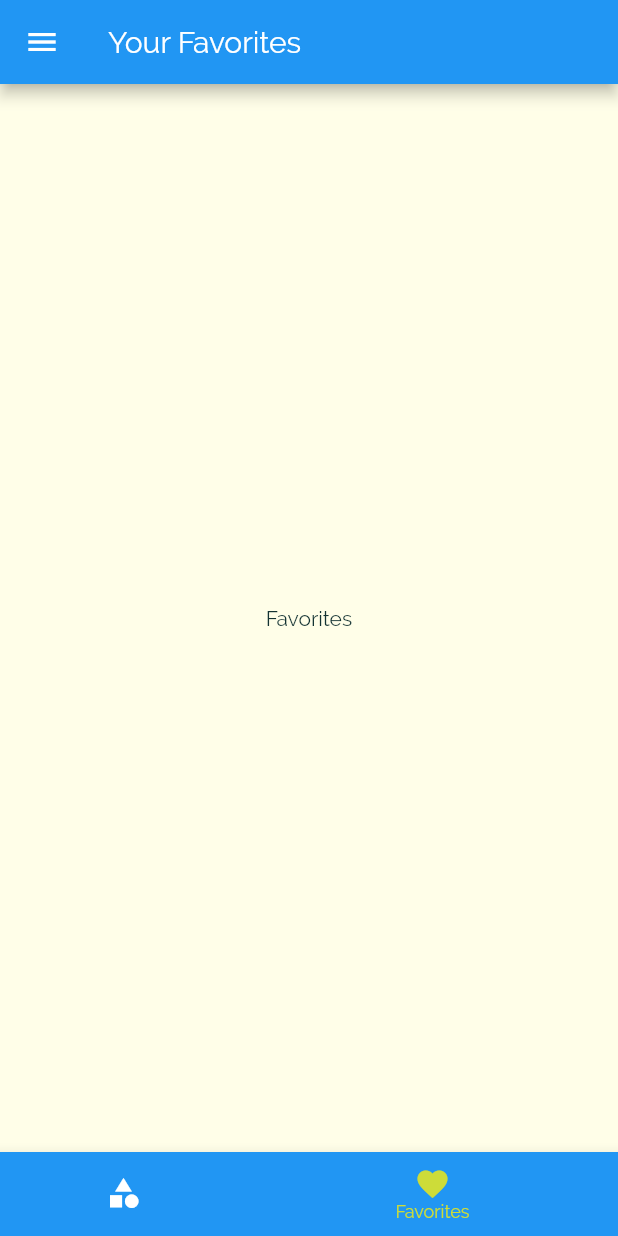
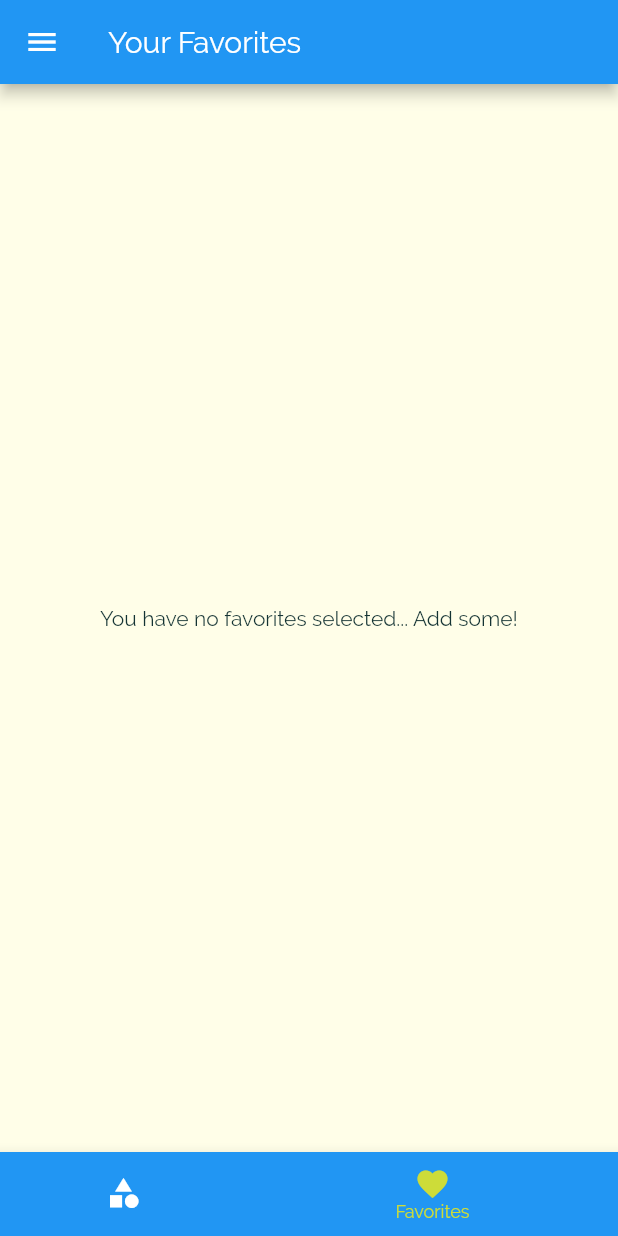
Before and after one commit to CaduceusInc/chownow, a Flutter app: the screen it shows after launch, item 2 of the bottom bar chosen, on a phone screen of 412 x 824 dp. Run offline on Flutter 3.47's test engine with Material 2 defaults, Android fonts, the phone set to English and light mode, and no system bars.

Commit message:
version one of app complete

```diff
--- a/lib/main.dart
+++ b/lib/main.dart
@@ -31,23 +31,44 @@ class _MyAppState extends State<MyApp> {
 
   void _setFilters(Map<String, bool> filterData) {
     setState(() {
-      _filters =  filterData;
+      _filters = filterData;
 
       _availableMeals = DUMMY_MEALS.where((meal) {
-        if (_filters['gluten'] && !meal.isGlutenFree){
+        if (_filters['gluten'] && !meal.isGlutenFree) {
           return false;
         }
-        if (_filters['lactose'] && !meal.isLactoseFree){
+        if (_filters['lactose'] && !meal.isLactoseFree) {
           return false;
         }
-        if (_filters['vegan'] && !meal.isVegan){
+        if (_filters['vegan'] && !meal.isVegan) {
           return false;
         }
-        if (_filters['vegetarian'] && !meal.isVegetarian){
+        if (_filters['vegetarian'] && !meal.isVegetarian) {
           return false;
         }
       }).toList();
     });
+  }
+
+  void _toggleFavorite(String mealId) {
+    final existingIndex =
+        _favoriteMeals.indexWhere((meal) => meal.id == mealId);
+
+    if (existingIndex >= 0) {
+      setState(() {
+        _favoriteMeals.removeAt(existingIndex);
+      });
+    } else {
+      setState(() {
+        _favoriteMeals.add(
+          DUMMY_MEALS.firstWhere((meal) => meal.id == mealId),
+        );
+      });
+    }
+  }
+
+  bool _isMealFavorite(String id) {
+    return _favoriteMeals.any((meal) => meal.id == id);
   }
 
   @override
@@ -78,9 +99,11 @@ class _MyAppState extends State<MyApp> {
       // initialRoute: '/' or wherever
       routes: {
         '/': (ctx) => TabsScreen(_favoriteMeals),
-        CategoryMealScreen.routeName: (ctx) => CategoryMealScreen(_availableMeals),
-        MealDetailScreen.routName: (ctx) => MealDetailScreen(),
-        SettingsScreen.routeName: (ctx) => SettingsScreen(_filters, _setFilters),
+        CategoryMealScreen.routeName: (ctx) =>
+            CategoryMealScreen(_availableMeals),
+        MealDetailScreen.routName: (ctx) => MealDetailScreen(_toggleFavorite, _isMealFavorite),
+        SettingsScreen.routeName: (ctx) =>
+            SettingsScreen(_filters, _setFilters),
       },
       // onGenerateRoute: (settings) {
       // print(settings.arguments);
--- a/lib/screens/category_meal_screen.dart
+++ b/lib/screens/category_meal_screen.dart
@@ -64,7 +64,7 @@ class CategoryMealScreenState extends State<CategoryMealScreen> {
             duration: displayedMeals[index].duration,
             affordability: displayedMeals[index].affordability,
             complexity: displayedMeals[index].complexity,
-            removeItem: _removeMeal,
+
           );
         },
         itemCount: displayedMeals.length,
--- a/lib/screens/favorites_screen.dart
+++ b/lib/screens/favorites_screen.dart
@@ -1,10 +1,34 @@
 import 'package:flutter/material.dart';
 
+import '../models/meal.dart';
+import '../widgets/meal_item.dart';
+
 class FavoritesScreen extends StatelessWidget {
+  final List<Meal> favoriteMeals;
+
+  FavoritesScreen(this.favoriteMeals);
   @override
   Widget build(BuildContext context) {
-    return Center(
-      child: Text("Favorites")
+    if (favoriteMeals.isEmpty) {
+      return Center(
+      child: Text("You have no favorites selected... Add some!")
     );
+    } else {
+      return ListView.builder(
+        itemBuilder: (ctx, index) {
+          return MealItem(
+            id: favoriteMeals[index].id,
+            title: favoriteMeals[index].title,
+            imageUrl: favoriteMeals[index].imageUrl,
+            duration: favoriteMeals[index].duration,
+            affordability: favoriteMeals[index].affordability,
+            complexity: favoriteMeals[index].complexity,
+          );
+        },
+        itemCount: favoriteMeals.length,
+      );
+    }
+
+
   }
 }
--- a/lib/screens/tabs_screen.dart
+++ b/lib/screens/tabs_screen.dart
@@ -14,17 +14,22 @@ class TabsScreen extends StatefulWidget {
 }
 
 class _TabsScreenState extends State<TabsScreen> {
-  final List<Map<String, Object>> _pages = [
-    {
+  List<Map<String, Object>> _pages;
+  int _selectedPageIndex = 0;
+
+  @override
+  void initState() {
+    _pages = [{
       'page': CategoriesScreen(),
       'title': "Categories",
     },
     {
-      'page': FavoritesScreen(),
+      'page': FavoritesScreen(widget.favoriteMeals),
       'title': "Your Favorites",
     },
-  ];
-  int _selectedPageIndex = 0;
+    ];
+    super.initState();
+  }
 
   void _selectPage(int index) {
     setState(() {
--- a/lib/widgets/meal_item.dart
+++ b/lib/widgets/meal_item.dart
@@ -9,7 +9,7 @@ class MealItem extends StatelessWidget {
   final int duration;
   final Complexity complexity;
   final Affordability affordability;
-  final Function removeItem;
+
 
   MealItem({
     @required this.id,
@@ -18,7 +18,6 @@ class MealItem extends StatelessWidget {
     @required this.imageUrl,
     @required this.complexity,
     @required this.affordability,
-    @required this.removeItem,
   });
 
   String get complexityText {
@@ -64,7 +63,7 @@ class MealItem extends StatelessWidget {
       // from the screen and not when the "pushNamed" function
       // completes it's execution of displaying MealDetailScreen
     if (result != null) {
-      removeItem(result);
+      //removeItem(result);
     }
 
     });
```
Also changed, not shown: lib/screens/meal_detail_screen.dart (+11 -4 lines).
